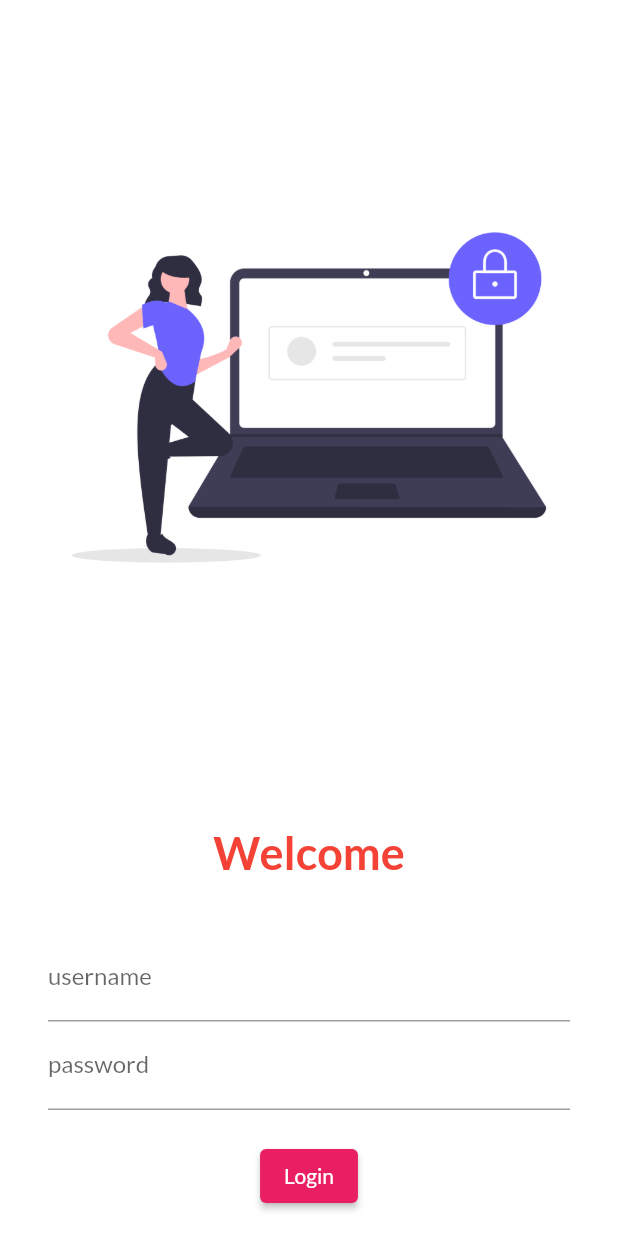
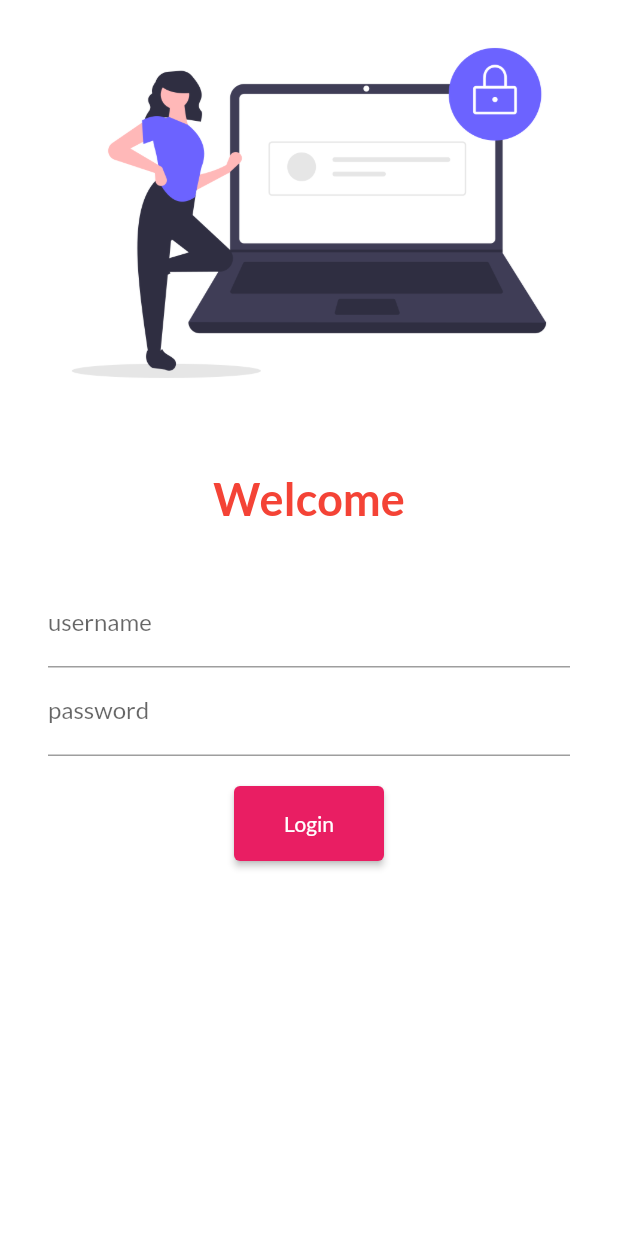
Before and after one commit to umangkumarumk/firstapp, a Flutter app: the screen it shows after launch, on a phone screen of 412 x 824 dp. Run offline on Flutter 3.47's test engine with Material 2 defaults, Android fonts, the phone set to English and light mode, and no system bars; our stand-ins replace google_fonts.

Commit message:
day 5 completed

```diff
--- a/lib/pages/loginpage.dart
+++ b/lib/pages/loginpage.dart
@@ -1,4 +1,5 @@
 import 'package:flutter/material.dart';
+import 'package:flutter_application_1/utils/routes.dart';
 
 class LoginPage extends StatelessWidget {
   const LoginPage({Key? key}) : super(key: key);
@@ -7,27 +8,29 @@ class LoginPage extends StatelessWidget {
   Widget build(BuildContext context) {
     return Material(
         color: Colors.white,
+        child: SingleChildScrollView(
           child: Column(
             children: [
-            Expanded(
-                child: Image.asset(
+              Image.asset(
                 "assets/images/login_image.png",
                 fit: BoxFit.scaleDown,
-            )),
+              ),
               SizedBox(
-              height: 20,
+                height: 30,
               ),
               Text(
                 "Welcome",
                 style: TextStyle(
-                  fontSize: 30, color: Colors.red, fontWeight: FontWeight.bold),
+                    fontSize: 30,
+                    color: Colors.red,
+                    fontWeight: FontWeight.bold),
               ),
               SizedBox(
                 height: 20,
               ),
               Padding(
-              padding:
-                  const EdgeInsets.symmetric(vertical: 16.0, horizontal: 32.0),
+                padding: const EdgeInsets.symmetric(
+                    vertical: 16.0, horizontal: 32.0),
                 child: Column(
                   children: [
                     TextField(
@@ -44,15 +47,16 @@ class LoginPage extends StatelessWidget {
                     ),
                     ElevatedButton(
                       child: Text("Login"),
-                    style: TextButton.styleFrom(),
+                      style: TextButton.styleFrom(minimumSize: Size(100, 50)),
                       onPressed: () {
-                      print("hello");
+                        Navigator.pushNamed(context, MyRoutes.homeroute);
                       },
                     )
                   ],
                 ),
               )
             ],
+          ),
         ));
   }
 }
--- a/lib/pages/main.dart
+++ b/lib/pages/main.dart
@@ -1,6 +1,7 @@
 import 'package:flutter/material.dart';
 import 'package:flutter_application_1/pages/home_page.dart';
 import 'package:flutter_application_1/pages/loginpage.dart';
+import 'package:flutter_application_1/utils/routes.dart';
 import 'package:google_fonts/google_fonts.dart';
 void main() {
   runApp(MyApp());
@@ -11,6 +12,7 @@ class MyApp extends StatelessWidget {
   Widget build(BuildContext context) {
     return MaterialApp(
      // home: homepage(),
+     //debugShowCheckedModeBanner: false,
      themeMode: ThemeMode.light,
      theme: ThemeData(
        primarySwatch: Colors.pink,
@@ -24,8 +26,8 @@ class MyApp extends StatelessWidget {
      initialRoute: "/login",
       routes: {
         "/" : (context)=> LoginPage(),
-        "/home": (context) => homepage(),
-        "/login" : (context)=> LoginPage(),
+        MyRoutes.homeroute: (context) => homepage(),
+        MyRoutes.loginroute : (context)=> LoginPage(),
       },
     );
   }
--- /dev/null
+++ b/lib/utils/routes.dart
@@ -0,0 +1,4 @@
+class MyRoutes {
+  static String loginroute = "/login";
+  static String homeroute = "/home";
+}
```
Lines whose indentation alone changed are shown as unchanged.
